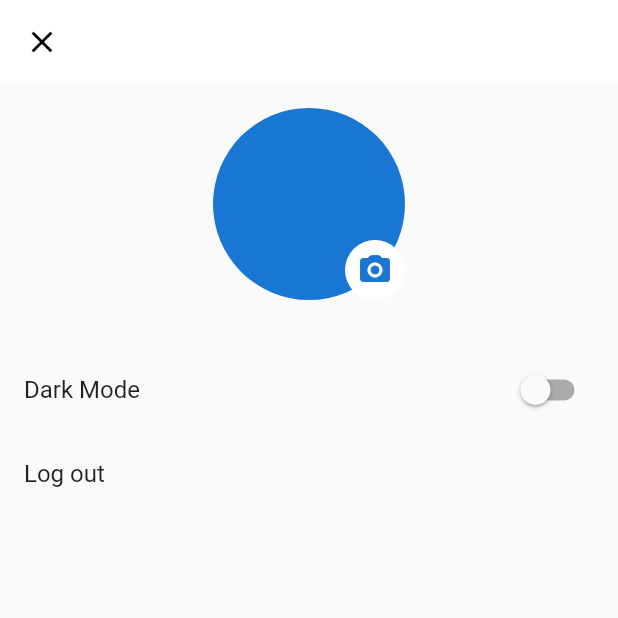
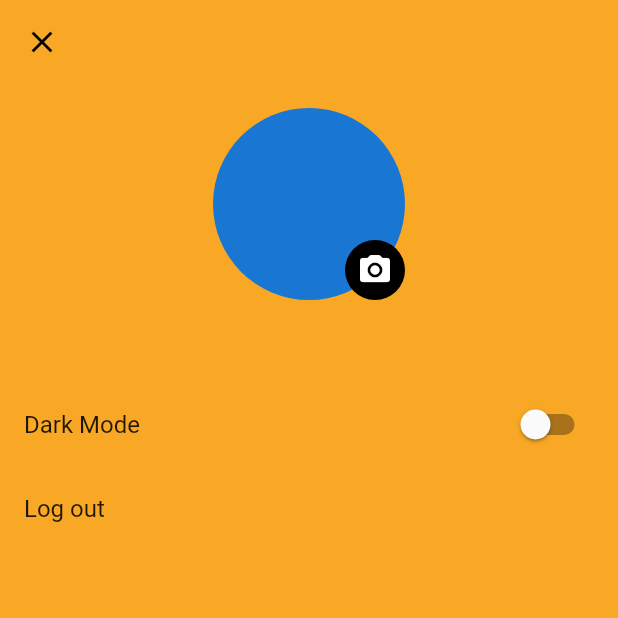
Before and after one commit to Priyanka-Sachan/Bookish, a Flutter app: the ProfileScreen screen opened directly with empty values, on a phone screen of 412 x 824 dp, the top half of it. Run offline on Flutter 3.47's test engine with Material 2 defaults, Android fonts, the phone set to English and light mode, and no system bars; our stand-ins replace chopper, cloud_firestore, firebase_auth, firebase_core, firebase_storage, flutter_svg and 5 more; missing offline and left inert: sqlbrite, textfield_tags; accounts and stored records are empty; generated files the repository leaves out were written again.

Commit message:
Profile UI

```diff
--- a/lib/screens/profile_screen.dart
+++ b/lib/screens/profile_screen.dart
@@ -2,7 +2,8 @@ import 'package:bookish/models/bookish_pages.dart';
 import 'package:bookish/models/user.dart';
 import 'package:bookish/providers/app_state_provider.dart';
 import 'package:bookish/providers/profile_provider.dart';
-import 'package:bookish/widgets/ProfileImagePicker.dart';
+import 'package:bookish/theme.dart';
+import 'package:bookish/widgets/profile_image_picker.dart';
 import 'package:flutter/material.dart';
 import 'package:provider/provider.dart';
 
@@ -46,7 +47,16 @@ class _ProfileScreenState extends State<ProfileScreen> {
 
   @override
   Widget build(BuildContext context) {
-    return Scaffold(
+    return Theme(
+      data: BookishTheme.light().copyWith(
+        textSelectionTheme: TextSelectionThemeData(
+          cursorColor: Colors.black,
+          selectionColor: Colors.white,
+          selectionHandleColor: Colors.black,
+        ),
+      ),
+      child: Scaffold(
+        backgroundColor: Theme.of(context).colorScheme.primary,
         appBar: AppBar(
           leading: IconButton(
             icon: const Icon(Icons.close),
@@ -64,9 +74,13 @@ class _ProfileScreenState extends State<ProfileScreen> {
               ProfileImagePicker(
                   imageUrl: widget.user.profileImageUrl, saveImage: saveImage),
               _editingUsername
-                ? TextFormField(
+                  ? IntrinsicWidth(
+                      child: TextFormField(
+                        style: Theme.of(context)
+                            .textTheme
+                            .headline4
+                            ?.copyWith(color: Colors.black),
                         controller: _usernameController,
-                    maxLength: 16,
                         decoration: InputDecoration(
                           border: InputBorder.none,
                           focusedBorder: InputBorder.none,
@@ -74,7 +88,8 @@ class _ProfileScreenState extends State<ProfileScreen> {
                           disabledBorder: InputBorder.none,
                           suffixIcon: IconButton(
                             onPressed: () {
-                          Provider.of<ProfileProvider>(context, listen: false)
+                              Provider.of<ProfileProvider>(context,
+                                      listen: false)
                                   .updateUsername(_usernameController.text);
                               setState(() {
                                 _editingUsername = false;
@@ -82,25 +97,40 @@ class _ProfileScreenState extends State<ProfileScreen> {
                             },
                             icon: Icon(
                               Icons.done,
-                          color: Theme.of(context).colorScheme.primary,
+                              color: Colors.black,
+                            ),
                           ),
                         ),
                       ),
                     )
                   : GestureDetector(
-                    child: Text(widget.user.username),
+                      child: Text(
+                        widget.user.username,
+                        style: Theme.of(context)
+                            .textTheme
+                            .headline4
+                            ?.copyWith(color: Colors.black),
+                      ),
                       onTap: () {
                         setState(() {
                           _editingUsername = true;
                         });
                       },
                     ),
-            Text(widget.user.emailId),
+              Text(
+                widget.user.emailId,
+                style: Theme.of(context)
+                    .textTheme
+                    .headline6
+                    ?.copyWith(color: Colors.black),
+              ),
               Expanded(
                 child: ListView(
                   children: [
                     ListTile(
-                    title: const Text('Dark Mode'),
+                      title: const Text(
+                        'Dark Mode',
+                      ),
                       trailing: Switch(
                         value: widget.user.darkMode,
                         onChanged: (value) {
@@ -110,7 +140,9 @@ class _ProfileScreenState extends State<ProfileScreen> {
                       ),
                     ),
                     ListTile(
-                    title: const Text('Log out'),
+                      title: const Text(
+                        'Log out',
+                      ),
                       onTap: () {
                         Provider.of<ProfileProvider>(context, listen: false)
                             .tapOnProfile(false);
@@ -124,6 +156,7 @@ class _ProfileScreenState extends State<ProfileScreen> {
             ],
           ),
         ),
+      ),
     );
   }
 }
--- a/lib/theme.dart
+++ b/lib/theme.dart
@@ -96,7 +96,7 @@ class BookishTheme {
       appBarTheme: const AppBarTheme(
         elevation: 0,
         foregroundColor: Colors.black,
-        backgroundColor: Colors.white,
+        backgroundColor: Colors.transparent,
       ),
       floatingActionButtonTheme: const FloatingActionButtonThemeData(
         foregroundColor: Colors.white,
@@ -120,7 +120,7 @@ class BookishTheme {
       appBarTheme: AppBarTheme(
         elevation: 0,
         foregroundColor: Colors.white,
-        backgroundColor: Colors.black,
+        backgroundColor: Colors.transparent,
       ),
       floatingActionButtonTheme: const FloatingActionButtonThemeData(
         foregroundColor: Colors.black,
--- a/lib/widgets/ProfileImagePicker.dart
+++ b/lib/widgets/profile_image_picker.dart
@@ -46,9 +46,13 @@ class _ProfileImagePickerState extends State<ProfileImagePicker> {
           radius: 64,
         ),
         CircleAvatar(
-            backgroundColor: Theme.of(context).backgroundColor,
+            backgroundColor: Colors.black,
             child: IconButton(
-                onPressed: pickImage, icon: Icon(Icons.camera_alt_rounded)))
+                onPressed: pickImage,
+                icon: Icon(
+                  Icons.camera_alt_rounded,
+                  color: Colors.white,
+                )))
       ],
     );
   }
```
Lines whose indentation alone changed are shown as unchanged.
